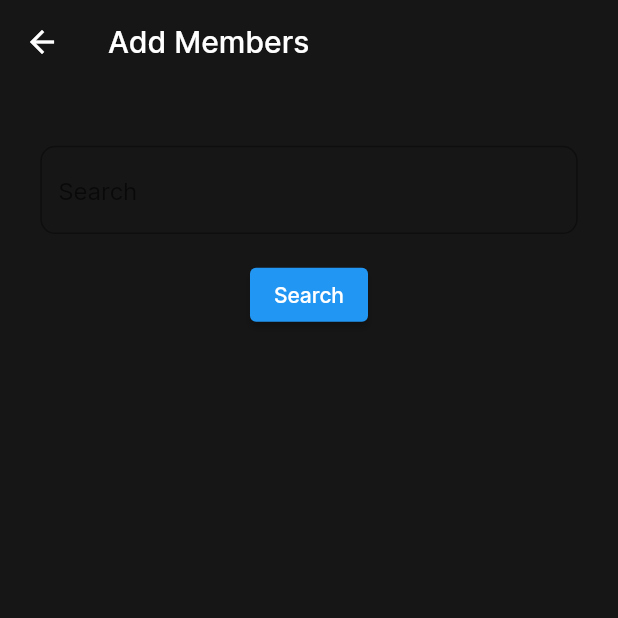
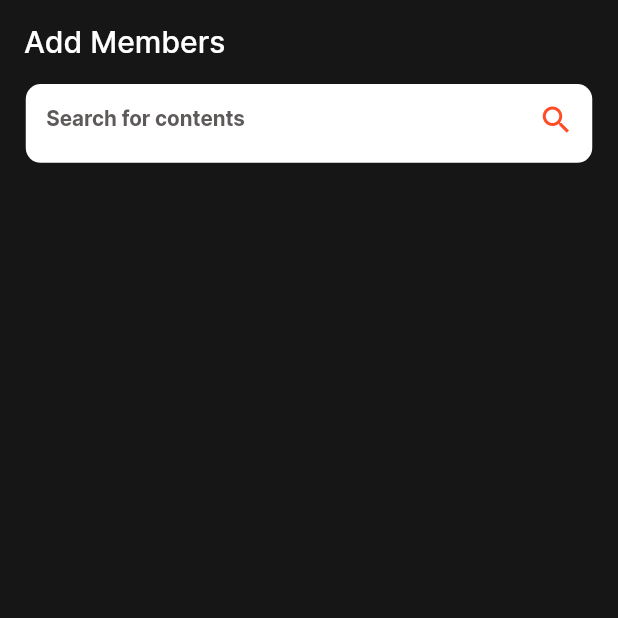
Before and after one commit to ibrahimfekry/Talker, a Flutter app: the AddMembersInGroupInfo screen opened directly with empty values, on a phone screen of 412 x 824 dp, the top half of it. Run offline on Flutter 3.47's test engine with Material 2 defaults, Android fonts, the phone set to English and light mode, and no system bars; drawn by our look-alikes of modal_progress_hud_nsn; our stand-ins replace audioplayers, cloud_firestore, conditional_builder_null_safety, contacts_service, curved_navigation_bar, file_picker and 10 more; missing offline and left inert: flutter_cached_pdfview, flutter_facebook_auth, flutter_sound_lite; accounts and stored records are empty; project files that could hold a hidden picture were left out.

Commit message:
group_chat_finish

```diff
--- a/lib/modules/group_chats/add_members_in_group-info.dart
+++ b/lib/modules/group_chats/add_members_in_group-info.dart
@@ -1,12 +1,20 @@
-import 'package:cloud_firestore/cloud_firestore.dart';
-import 'package:firebase_auth/firebase_auth.dart';
+import 'package:conditional_builder_null_safety/conditional_builder_null_safety.dart';
 import 'package:flutter/material.dart';
+import 'package:flutter_bloc/flutter_bloc.dart';
+import 'package:flutter_screenutil/flutter_screenutil.dart';
+import 'package:modal_progress_hud_nsn/modal_progress_hud_nsn.dart';
 import 'package:talki/layout/home_layout_screen.dart';
-
-import 'group_chat_screen.dart';
+import 'package:talki/modules/group_chats/group_chat_room.dart';
+import 'package:talki/modules/group_chats/group_info.dart';
+import 'package:talki/shared/components/component/components.dart';
+import 'package:talki/shared/constants/colors.dart';
+import 'package:talki/shared/cubit/login_register_cubit/login_cubit.dart';
+import 'package:talki/shared/cubit/login_register_cubit/login_states.dart';
+import '../../shared/components/widgets/add_member_Item.dart';
+import '../../shared/components/widgets/text_form_field.dart';
 
 class AddMembersInGroupInfo extends StatefulWidget {
-  AddMembersInGroupInfo(
+  const AddMembersInGroupInfo(
       {Key? key,
       required this.groupName,
       required this.groupId,
@@ -20,119 +28,103 @@ class AddMembersInGroupInfo extends StatefulWidget {
 }
 
 class _AddMembersInGroupInfoState extends State<AddMembersInGroupInfo> {
-  Map<String, dynamic>? userMap;
-  bool isLoading = false;
   final TextEditingController searchController = TextEditingController();
-  final FirebaseFirestore firestore = FirebaseFirestore.instance;
-  final FirebaseAuth auth = FirebaseAuth.instance;
-  List membersList = [];
+  bool isExist = false;
 
   @override
   void initState() {
     super.initState();
-    membersList = widget.membersList;
-  }
-
-  void onSearch() async {
-    setState(() {
-      isLoading = true;
-    });
-
-    await firestore
-        .collection('users')
-        .where("firstName", isEqualTo: searchController.text)
-        .get()
-        .then((value) {
-      setState(() {
-        userMap = value.docs[0].data();
-        isLoading = false;
-      });
-      print(userMap);
-    });
-  }
-
-  void onAddMembers() async {
-    membersList.add({
-      'firstName': userMap!['firstName'],
-      'emailAddress': userMap!['emailAddress'],
-      'uid': userMap!['uid'],
-      'isAdmin': false,
-    });
-    await firestore.collection('groups').doc(widget.groupId).update({
-      'members': membersList,
-    });
-    await firestore
-        .collection('users')
-        .doc(auth.currentUser!.uid)
-        .collection('groups')
-        .doc(widget.groupId)
-        .set({
-      'name': widget.groupName,
-      'id': widget.groupId,
-    });
-    Navigator.pushAndRemoveUntil(context, MaterialPageRoute(builder: (_)=>HomeLayoutScreen()), (route) => false);
   }
 
   @override
   Widget build(BuildContext context) {
     final size = MediaQuery.of(context).size;
-    return Scaffold(
+    LoginCubit loginCubit = LoginCubit.get(context);
+    return BlocConsumer<LoginCubit, LoginStates>(
+      listener: (context, state) {
+        if(state is AddMemberGroupInfoSuccess){
+          Navigator.push(context, MaterialPageRoute(builder: (context)=> GroupChatRoom(
+              groupName: widget.groupName,
+              groupChatId: widget.groupId,)));
+        }
+      },
+      builder: (context, state) {
+        return ModalProgressHUD(
+          inAsyncCall: state is AddMemberGroupInfoLoading,
+          child: Scaffold(
             appBar: AppBar(
-        title: Text("Add Members"),
+              automaticallyImplyLeading: false,
+              title: const Text("Add Members"),
             ),
             body: SingleChildScrollView(
+              child: Padding(
+                padding: EdgeInsetsDirectional.symmetric(horizontal: 15.w),
                 child: Column(
                   mainAxisSize: MainAxisSize.min,
                   children: [
-            SizedBox(
-              height: size.height / 20,
+                    DefaultTextField(
+                      color: whiteColor,
+                      suffix: ConditionalBuilder(
+                        condition: state is! OnSearchGroupInfoLoading,
+                        builder: (context) => GestureDetector(
+                            onTap: () {
+                              loginCubit.onSearchGroupInfo(
+                                text: searchController.text,
+                              );
+                            },
+                            child: Icon(Icons.search, color: orangeColor,)
                         ),
-            Container(
-              height: size.height / 14,
-              width: size.width,
-              alignment: Alignment.center,
-              child: Container(
-                height: size.height / 14,
-                width: size.width / 1.15,
-                child: TextField(
+                        fallback: (context) => const Center(child: CircularProgressIndicator(),),
+                      ),
+                      contentVertical: 11.h,
+                      contentHorizontal: 12.w,
+                      hintText: 'Search for contents',
                       controller: searchController,
-                  decoration: InputDecoration(
-                    hintText: "Search",
-                    border: OutlineInputBorder(
-                      borderRadius: BorderRadius.circular(10),
+                    ),
+                    SizedBox(height: 20.h,),
+                    loginCubit.userMapGroupInfo != null
+                        ? AddMemberItem (
+                      iconColor: whiteColor,
+                      firstName: loginCubit.userMapGroupInfo!['firstName'],
+                      emailAddress: loginCubit.userMapGroupInfo!['emailAddress'],
+                      icon: Icons.add,
+                      onPress: (){
+                        isExisted(loginCubit);
+                        if(isExist){
+                          defaultSnackBar(
+                              context: context,
+                              text: 'The user already exists',
+                              color: Colors.blue
+                          );
+                        }else{
+                          loginCubit.onAddMembersGroupInfo(
+                              groupId: widget.groupId,
+                              groupName: widget.groupName
+                          );
+                        }
+                      },
+                      url:loginCubit.userMapGroupInfo!['urlImage'],
+                    )
+                        : const SizedBox(),
+                  ],
                 ),
               ),
             ),
           ),
-            ),
-            SizedBox(
-              height: size.height / 50,
-            ),
-            isLoading
-                ? Container(
-                    height: size.height / 12,
-                    width: size.height / 12,
-                    alignment: Alignment.center,
-                    child: CircularProgressIndicator(),
-                  )
-                : ElevatedButton(
-                    onPressed: onSearch,
-                    child: Text("Search"),
-                  ),
-            userMap != null
-                ? ListTile(
-                    leading: Icon(Icons.account_box),
-                    title: Text(userMap!['firstName']),
-                    subtitle: Text(userMap!['emailAddress']),
-                    trailing: IconButton(
-                      onPressed: onAddMembers,
-                      icon: Icon(Icons.add),
-                    ),
-                  )
-                : SizedBox(),
-          ],
-        ),
-      ),
+        );
+      },
     );
   }
+
+  void isExisted(LoginCubit loginCubit) {
+     for(int i = 0 ; i< loginCubit.infoMembersList.length ; i++){
+      if(loginCubit.infoMembersList[i]['firstName'] == loginCubit.userMapGroupInfo!['firstName']){
+        isExist = true ;
+        break;
+      }else{
+        isExist = false ;
       }
+    }
+  }
+
+}
--- a/lib/shared/cubit/login_register_cubit/login_states.dart
+++ b/lib/shared/cubit/login_register_cubit/login_states.dart
@@ -143,3 +143,17 @@ class LeaveGroupLoading extends LoginStates{}
 class LeaveGroupSuccess extends LoginStates{}
 
 class LeaveGroupError extends LoginStates{}
+
+//////////////////////////// on search group info
+class OnSearchGroupInfoLoading extends LoginStates{}
+
+class OnSearchGroupInfoSuccess extends LoginStates{}
+
+class OnSearchGroupInfoError extends LoginStates{}
+
+//////////////////////////// add member to group Info
+class AddMemberGroupInfoLoading extends LoginStates{}
+
+class AddMemberGroupInfoSuccess extends LoginStates{}
+
+class AddMemberGroupInfoError extends LoginStates{}
```
Also changed, not shown: lib/modules/group_chats/group_info.dart (+7 -12 lines), lib/shared/cubit/login_register_cubit/login_cubit.dart (+90 -14 lines). Lines whose indentation alone changed are shown as unchanged.
